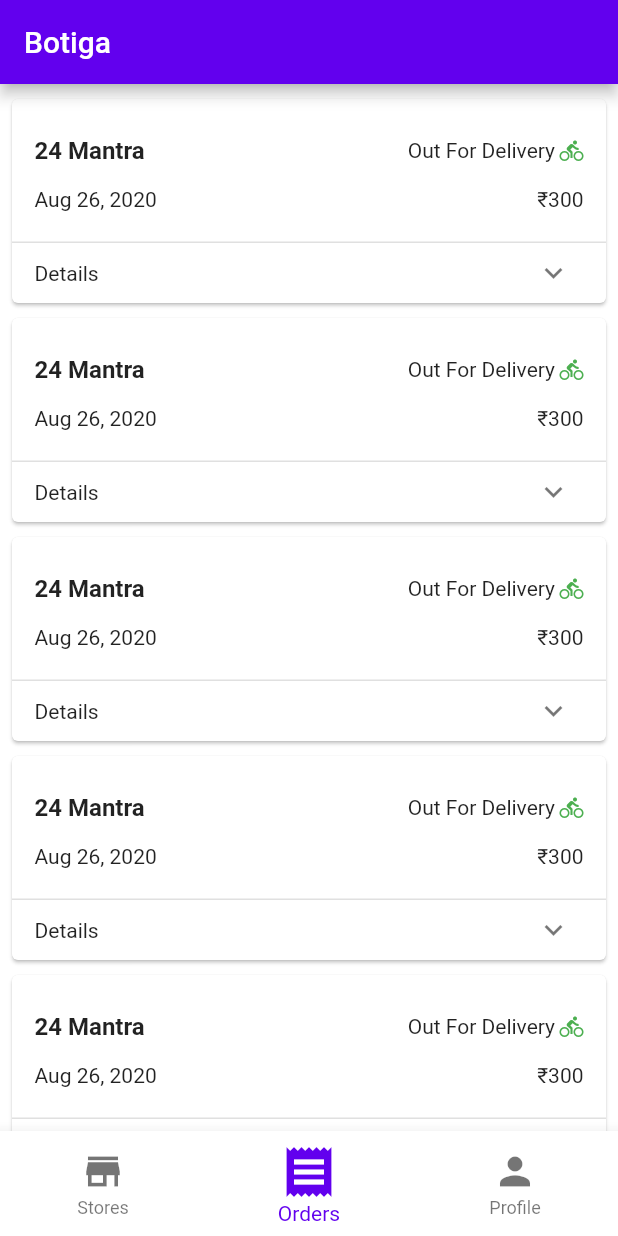
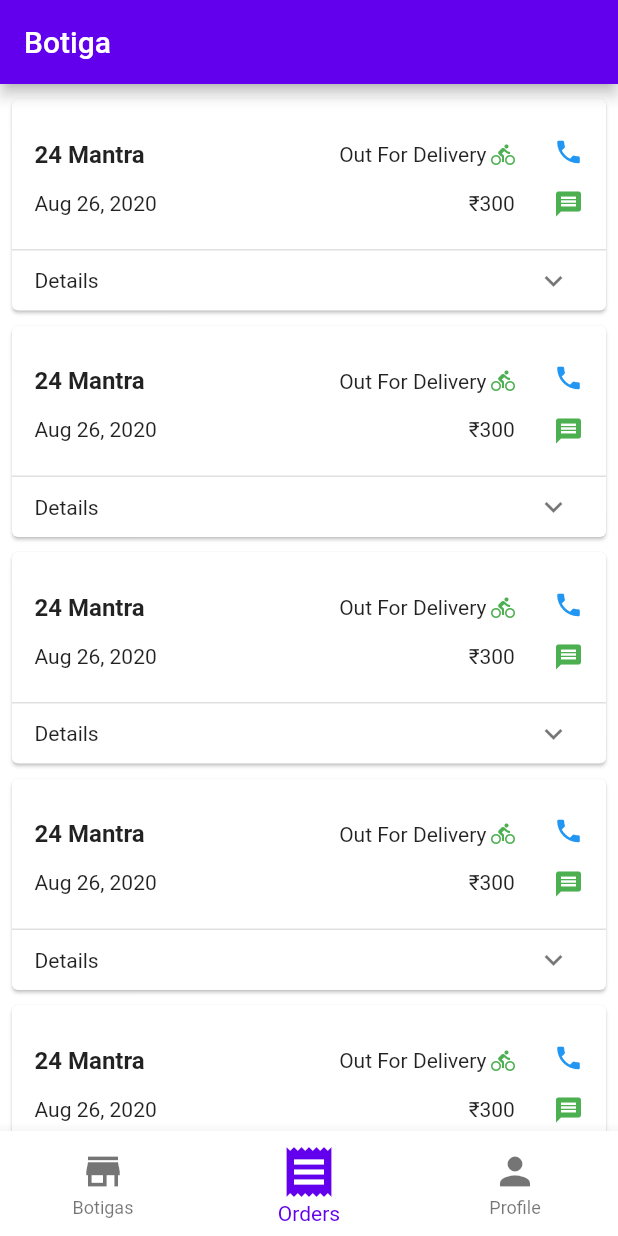
Before and after one commit to varmeh/botigaApp, a Flutter app: the screen it shows after launch, item 2 of the bottom bar chosen, on a phone screen of 412 x 824 dp. Run offline on Flutter 3.47's test engine with Material 2 defaults, Android fonts, the phone set to English and light mode, and no system bars; drawn by our look-alikes of expandable.

Commit message:
contact partner option added to order list

```diff
--- a/lib/app/orders/widgets/orderStandardInfoWidget.dart
+++ b/lib/app/orders/widgets/orderStandardInfoWidget.dart
@@ -1,6 +1,7 @@
 import 'package:flutter/material.dart';
 
 import '../../../util/index.dart' show Constants;
+import '../../../widgets/index.dart' show ContactPartnerWidget;
 import '../models/deliveryStatusEnum.dart';
 
 class OrderStandardInfoWidget extends StatelessWidget {
@@ -30,9 +31,14 @@ class OrderStandardInfoWidget extends StatelessWidget {
       height: 15,
     );
 
-    return Padding(
+    return Container(
       padding: const EdgeInsets.only(
           top: 25.0, left: 15.0, right: 15.0, bottom: 20.0),
+      child: Row(
+        mainAxisAlignment: MainAxisAlignment.spaceBetween,
+        children: [
+          Expanded(
+            flex: 7,
             child: Column(
               crossAxisAlignment: CrossAxisAlignment.start,
               children: [
@@ -57,6 +63,13 @@ class OrderStandardInfoWidget extends StatelessWidget {
                 ),
               ],
             ),
+          ),
+          ContactPartnerWidget(
+            phone: '+919910057232',
+            whatsapp: '+919910057232',
+          ),
+        ],
+      ),
     );
   }
 }
--- a/lib/app/stores/storeListScreen.dart
+++ b/lib/app/stores/storeListScreen.dart
@@ -7,7 +7,7 @@ import 'productListScreen.dart';
 
 final store = StoreModel(
   name: '24 Mantra',
-  moto: 'You, Farmers, Nature, Deserve the Best Deserve the Best ',
+  moto: 'You, Farmers, Nature, Deserve the Best',
   categoryList: ['Grocery', 'Healthy Foods'],
   tagList: ['Foods', 'Organic', 'Certified', 'USDA Organic', 'India Organic'],
 );
--- a/lib/app/tabbar.dart
+++ b/lib/app/tabbar.dart
@@ -35,7 +35,7 @@ class _TabbarState extends State<Tabbar> {
         items: const [
           BottomNavigationBarItem(
             icon: const Icon(Icons.store),
-            title: const Text('Stores'),
+            title: const Text('Botigas'),
           ),
           BottomNavigationBarItem(
             icon: const Icon(Icons.receipt),
--- /dev/null
+++ b/lib/widgets/colorIconButton.dart
@@ -0,0 +1,22 @@
+import 'package:flutter/material.dart';
+
+class ColorIconButton extends StatelessWidget {
+  final IconData icon;
+  final Color color;
+  final onPressed;
+
+  ColorIconButton(
+      {@required this.icon, @required this.color, @required this.onPressed});
+
+  @override
+  Widget build(BuildContext context) {
+    return GestureDetector(
+      onTap: onPressed,
+      child: Icon(
+        this.icon,
+        color: this.color,
+        size: 20,
+      ),
+    );
+  }
+}
--- /dev/null
+++ b/lib/widgets/contactPartnerWidget.dart
@@ -0,0 +1,83 @@
+import 'dart:io';
+import 'package:flutter/material.dart';
+import 'package:url_launcher/url_launcher.dart';
+
+import 'colorIconButton.dart';
+
+class ContactPartnerWidget extends StatelessWidget {
+  final String phone;
+  final String whatsapp;
+
+  ContactPartnerWidget({@required this.phone, @required this.whatsapp});
+
+  void _phone(BuildContext context) async {
+    final url = 'tel://$phone';
+    if (await canLaunch(url)) {
+      await launch(url);
+    } else {
+      _showDialogUrlNotSupported(
+        context,
+        'Phone Call Unsupported',
+        'Phone call is not supported on this device',
+      );
+    }
+  }
+
+  void _whatsapp(BuildContext context) async {
+    String url = 'whatsapp://send?phone=$phone';
+    if (await canLaunch(url)) {
+      if (Platform.isIOS) {
+        url = 'whatsapp://wa.me/$phone';
+      }
+      await launch(url);
+    } else {
+      _showDialogUrlNotSupported(
+        context,
+        'Whatsapp Missing',
+        'Please download whatsapp to use this feature',
+      );
+    }
+  }
+
+  void _showDialogUrlNotSupported(
+      BuildContext context, String title, String message) {
+    showDialog(
+        context: context,
+        builder: (context) => AlertDialog(
+              title: Text(title),
+              content: Text(message),
+              actions: [
+                FlatButton(
+                  child: Text('Close'),
+                  onPressed: () {
+                    Navigator.of(context).pop();
+                  },
+                )
+              ],
+            ));
+  }
+
+  @override
+  Widget build(BuildContext context) {
+    return Expanded(
+      child: Column(
+        crossAxisAlignment: CrossAxisAlignment.end,
+        children: [
+          ColorIconButton(
+            icon: Icons.phone,
+            color: Colors.blue,
+            onPressed: () => _phone(context),
+          ),
+          SizedBox(
+            height: 15.0,
+          ),
+          ColorIconButton(
+            icon: Icons.message,
+            color: Colors.green,
+            onPressed: () => _whatsapp(context),
+          ),
+        ],
+      ),
+    );
+  }
+}
--- a/lib/widgets/index.dart
+++ b/lib/widgets/index.dart
@@ -1 +1,3 @@
 export 'incrementButton.dart';
+export 'colorIconButton.dart';
+export 'contactPartnerWidget.dart';
--- a/pubspec.yaml
+++ b/pubspec.yaml
@@ -28,6 +28,7 @@ dependencies:
   # Use with the CupertinoIcons class for iOS style icons.
   cupertino_icons: ^0.1.3
   expandable: ^4.1.4
+  url_launcher: ^5.5.0
 
 dev_dependencies:
   flutter_test:
```
Also changed, not shown: lib/widgets/incrementButton.dart (+8 -23 lines), pubspec.lock, 7 other files. Lines whose indentation alone changed are shown as unchanged.
